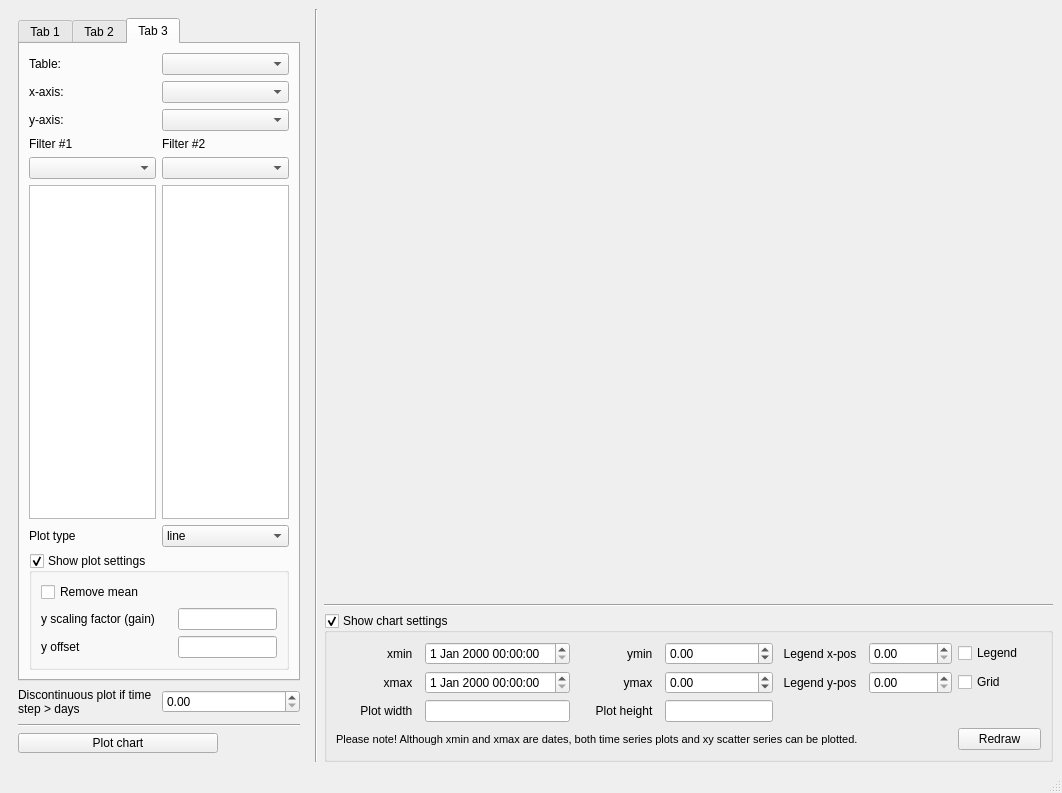
First picture: the form in ui/customplotdialog.ui, repository jkall/qgis-midvatten-plugin, before the edit.
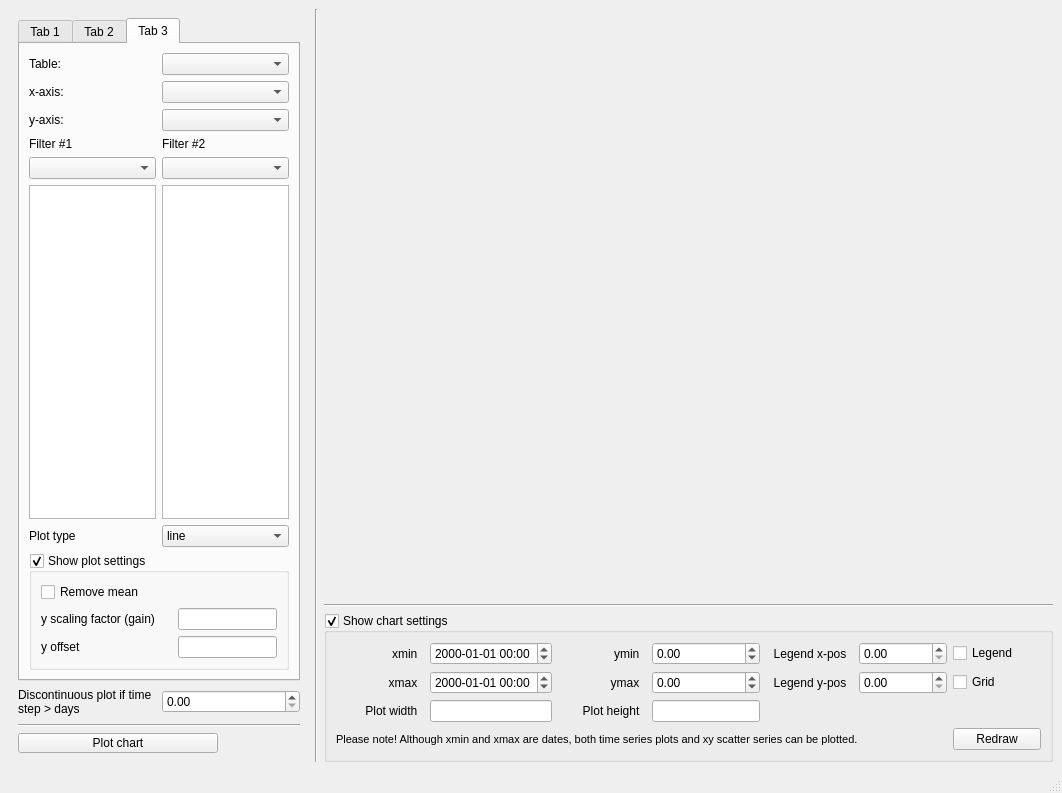
Second picture: the form after the edit.

Commit message: custom plot datetime format locked to only one, and useful, format 	modified:   ui/customplotdialog.ui

```diff
--- a/ui/customplotdialog.ui
+++ b/ui/customplotdialog.ui
@@ -1789,6 +1789,9 @@
                  <bold>false</bold>
                 </font>
                </property>
+               <property name="displayFormat">
+                <string notr="true">yyyy-MM-dd hh:mm</string>
+               </property>
               </widget>
              </item>
              <item row="1" column="5">
@@ -2000,6 +2003,9 @@
                  <bold>false</bold>
                 </font>
                </property>
+               <property name="displayFormat">
+                <string notr="true">yyyy-MM-dd hh:mm</string>
+               </property>
               </widget>
              </item>
              <item row="1" column="4">
```
